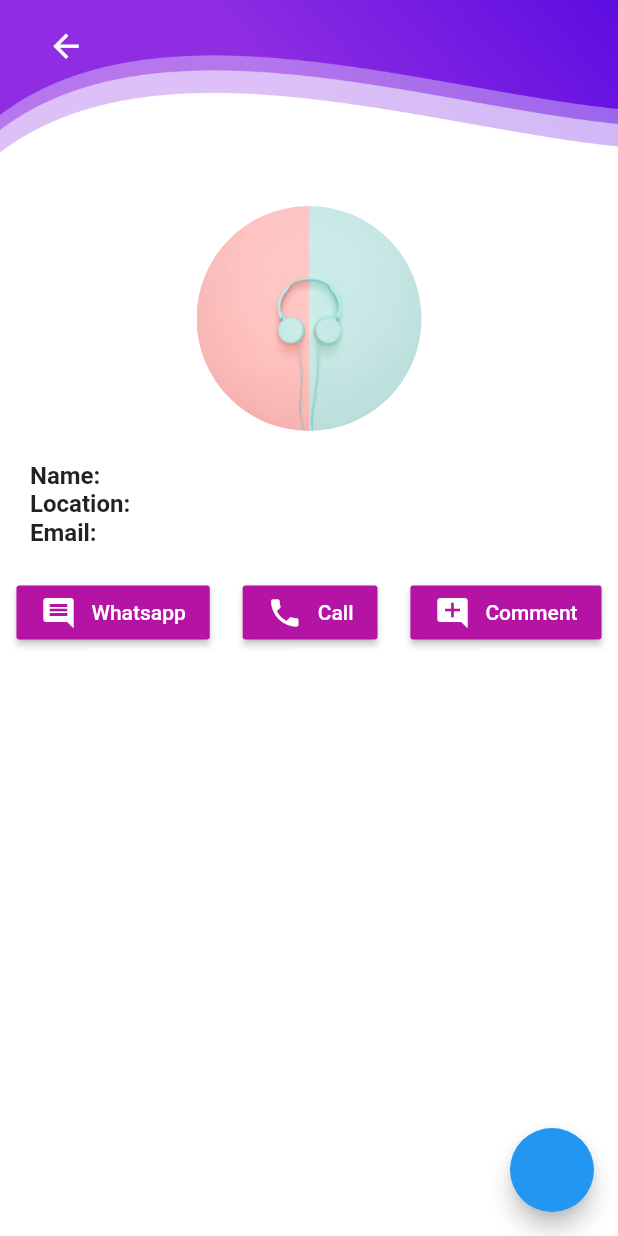
After one commit to Ahd-3hd/purpleapp, a Flutter app: the OtherUserProfile screen opened by its route, on a phone screen of 412 x 824 dp. The commit adds this screen. Run offline on Flutter 3.47's test engine with Material 2 defaults, Android fonts, the phone set to English and light mode, and no system bars; our stand-ins replace cloud_firestore, firebase_auth, firebase_storage, image_picker; accounts and stored records are empty.

Commit message:
add the ability to view other users profiles and  add comments on users profiles

```diff
--- a/lib/route_generator.dart
+++ b/lib/route_generator.dart
@@ -4,7 +4,9 @@ import 'package:purple/screens/create_post.dart';
 import 'package:purple/screens/feed.dart';
 import 'package:purple/screens/login.dart';
 import 'package:purple/screens/login_signup.dart';
+import 'package:purple/screens/other_user_profile.dart';
 import 'package:purple/screens/profile.dart';
+import 'package:purple/screens/profile_comment.dart';
 import 'package:purple/screens/signup.dart';
 import 'package:purple/screens/user_posts.dart';
 import 'package:purple/screens/welcome.dart';
@@ -44,6 +46,10 @@ class RouteGenerator {
         return MaterialPageRoute(
           builder: (_) => Profile(data: args),
         );
+      case '/otheruser':
+        return MaterialPageRoute(
+          builder: (_) => OtherUserProfile(data: args),
+        );
       case '/create':
         return MaterialPageRoute(
           builder: (_) => CreatePost(),
@@ -55,6 +61,10 @@ class RouteGenerator {
       case '/comment':
         return MaterialPageRoute(
           builder: (_) => CreateComment(docid: args),
+        );
+      case '/profilecomment':
+        return MaterialPageRoute(
+          builder: (_) => ProfileComment(docid: args),
         );
       default:
         return _errorRoute();
--- /dev/null
+++ b/lib/screens/other_user_profile.dart
@@ -0,0 +1,266 @@
+import 'package:flutter/material.dart';
+import 'package:purple/services/database.dart';
+import 'package:url_launcher/url_launcher.dart';
+
+class OtherUserProfile extends StatefulWidget {
+  final dynamic data;
+  OtherUserProfile({this.data});
+  @override
+  _OtherUserProfileState createState() => _OtherUserProfileState();
+}
+
+class _OtherUserProfileState extends State<OtherUserProfile> {
+  Map userData;
+
+  void getUser() async {
+    print(widget.data);
+    dynamic fetchedData =
+        await DatabaseSerivce().getUserForProfile(widget.data);
+    setState(() {
+      userData = fetchedData;
+    });
+  }
+
+  @override
+  void initState() {
+    // TODO: implement initState
+    super.initState();
+    getUser();
+  }
+
+  @override
+  Widget build(BuildContext context) {
+    return Scaffold(
+      floatingActionButton: FloatingActionButton(onPressed: () async {
+        getUser();
+      }),
+      body: Container(
+        color: Colors.white,
+        child: Column(
+          children: <Widget>[
+            Expanded(
+              flex: 1,
+              child: Stack(
+                children: <Widget>[
+                  Positioned(
+                    width: MediaQuery.of(context).size.width + 150,
+                    left: -50,
+                    top: 0,
+                    child: Image.asset(
+                      'assets/appbarbottom.png',
+                    ),
+                  ),
+                  Positioned(
+                    width: MediaQuery.of(context).size.width + 150,
+                    left: -50,
+                    top: -15,
+                    child: Image.asset(
+                      'assets/appbarmiddle.png',
+                    ),
+                  ),
+                  Positioned(
+                    width: MediaQuery.of(context).size.width + 150,
+                    left: -50,
+                    top: -25,
+                    child: Image.asset(
+                      'assets/appbartop.png',
+                    ),
+                  ),
+                  Positioned(
+                    left: 0,
+                    top: 7,
+                    child: RaisedButton(
+                      padding: EdgeInsets.all(0),
+                      color: Colors.transparent,
+                      elevation: 0,
+                      onPressed: () {
+                        Navigator.pop(context);
+                      },
+                      child: Icon(
+                        Icons.arrow_back,
+                        color: Colors.white,
+                        size: 25,
+                      ),
+                    ),
+                  ),
+                ],
+              ),
+            ),
+            Expanded(
+              flex: 5,
+              child: ListView(
+                children: <Widget>[
+                  Center(
+                    child: Container(
+                      width: 150.0,
+                      height: 150.0,
+                      decoration: BoxDecoration(
+                        shape: BoxShape.circle,
+                        image: DecorationImage(
+                          fit: BoxFit.cover,
+                          image: AssetImage('assets/headerbg.jpg'),
+                        ),
+                      ),
+                    ),
+                  ),
+                  Padding(
+                    padding: const EdgeInsets.all(20.0),
+                    child: Column(
+                      crossAxisAlignment: CrossAxisAlignment.start,
+                      children: [
+                        Text(
+                          'Name: ${userData['username']}',
+                          style: TextStyle(
+                            fontSize: 16,
+                            fontWeight: FontWeight.bold,
+                          ),
+                        ),
+                        Text(
+                          'Location: ${userData['location']}',
+                          style: TextStyle(
+                            fontSize: 16,
+                            fontWeight: FontWeight.bold,
+                          ),
+                        ),
+                        Text(
+                          'Email: ${userData['email']}',
+                          style: TextStyle(
+                            fontSize: 16,
+                            fontWeight: FontWeight.bold,
+                          ),
+                        ),
+                      ],
+                    ),
+                  ),
+                  Row(
+                    mainAxisAlignment: MainAxisAlignment.spaceAround,
+                    children: <Widget>[
+                      RaisedButton(
+                        color: const Color(0xffB513A4),
+                        onPressed: () async {
+                          if (await canLaunch(
+                              "whatsapp://send?phone=${userData['whatsAppNumber']}")) {
+                            await launch(
+                                "whatsapp://send?phone=${userData['whatsAppNumber']}");
+                          } else {
+                            throw 'Could not launch ';
+                          }
+                        },
+                        child: Row(
+                          children: <Widget>[
+                            Icon(
+                              Icons.insert_comment,
+                              color: Colors.white,
+                            ),
+                            SizedBox(width: 10),
+                            Text(
+                              'Whatsapp',
+                              style: TextStyle(
+                                color: Colors.white,
+                              ),
+                            )
+                          ],
+                        ),
+                      ),
+                      RaisedButton(
+                        color: const Color(0xffB513A4),
+                        onPressed: () async {
+                          if (await canLaunch(
+                              "tel:${userData['phoneNumber']}")) {
+                            await launch("tel:${userData['phoneNumber']}");
+                          } else {
+                            throw 'Could not launch ';
+                          }
+                        },
+                        child: Row(
+                          children: <Widget>[
+                            Icon(
+                              Icons.phone,
+                              color: Colors.white,
+                            ),
+                            SizedBox(width: 10),
+                            Text(
+                              'Call',
+                              style: TextStyle(
+                                color: Colors.white,
+                              ),
+                            )
+                          ],
+                        ),
+                      ),
+                      RaisedButton(
+                        color: const Color(0xffB513A4),
+                        onPressed: () {
+                          Navigator.of(context).pushNamed('/profilecomment',
+                              arguments: widget.data);
+                        },
+                        child: Row(
+                          children: <Widget>[
+                            Icon(
+                              Icons.add_comment,
+                              color: Colors.white,
+                            ),
+                            SizedBox(width: 10),
+                            Text(
+                              'Comment',
+                              style: TextStyle(
+                                color: Colors.white,
+                              ),
+                            )
+                          ],
+                        ),
+                      ),
+                    ],
+                  ),
+                  Comment(commentData: userData['comments']),
+                ],
+              ),
+            )
+          ],
+        ),
+      ),
+    );
+  }
+}
+
+class Comment extends StatelessWidget {
+  final dynamic commentData;
+  const Comment({Key key, this.commentData}) : super(key: key);
+
+  @override
+  Widget build(BuildContext context) {
+    print(commentData);
+    return Column(
+        children: commentData
+            .map<Widget>(
+              (singleComment) => Card(
+                color: Colors.grey[300],
+                child: Padding(
+                  padding: const EdgeInsets.all(10.0),
+                  child: Row(
+                    crossAxisAlignment: CrossAxisAlignment.start,
+                    children: <Widget>[
+                      Expanded(
+                        flex: 2,
+                        child: Row(
+                          crossAxisAlignment: CrossAxisAlignment.center,
+                          children: [
+                            Icon(
+                              Icons.phone,
+                            ),
+                            Flexible(child: Text(singleComment['username'])),
+                          ],
+                        ),
+                      ),
+                      Expanded(
+                        flex: 4,
+                        child: Text(singleComment['comment']),
+                      ),
+                    ],
+                  ),
+                ),
+              ),
+            )
+            .toList());
+  }
+}
```
Also changed, not shown: lib/screens/Single.dart (+7 -0 lines), lib/screens/profile_comment.dart (added, +160 -0 lines), lib/services/database.dart (+11 -0 lines).
